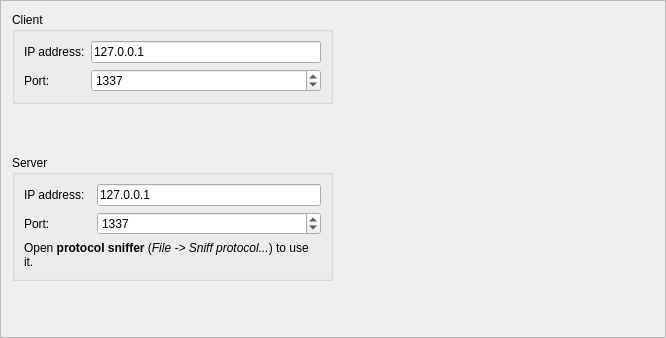
This is src/urh/plugins/NetworkSDRInterface/settings.ui in jopohl/urh as Qt 5 draws it before an edit. The edited form follows.
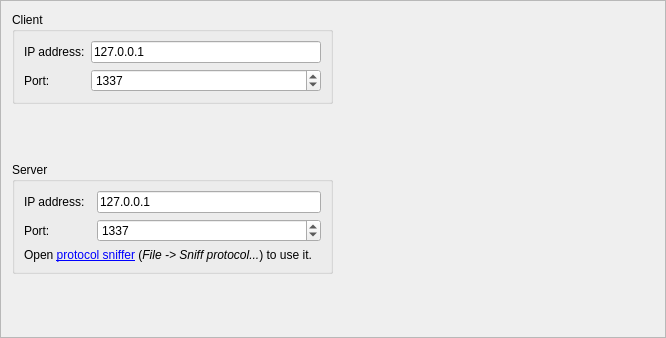
This is the edited form.

Commit message: add link to protocol sniffer in plugin options

```diff
--- a/src/urh/plugins/NetworkSDRInterface/settings.ui
+++ b/src/urh/plugins/NetworkSDRInterface/settings.ui
@@ -139,7 +139,7 @@
         <item row="2" column="0" colspan="3">
          <widget class="QLabel" name="lOpenProtoSniffer">
           <property name="text">
-           <string>&lt;html&gt;&lt;head/&gt;&lt;body&gt;&lt;p&gt;Open &lt;span style=&quot; font-weight:600;&quot;&gt;protocol sniffer&lt;/span&gt; (&lt;span style=&quot; font-style:italic;&quot;&gt;File -&amp;gt; Sniff protocol...&lt;/span&gt;) to use it.&lt;/p&gt;&lt;/body&gt;&lt;/html&gt;</string>
+           <string>&lt;html&gt;&lt;head/&gt;&lt;body&gt;&lt;p&gt;Open &lt;a href=&quot;open_proto_sniffer&quot;&gt;&lt;span style=&quot; text-decoration: underline; color:#0000ff;&quot;&gt;protocol sniffer&lt;/span&gt;&lt;/a&gt; (&lt;span style=&quot; font-style:italic;&quot;&gt;File -&amp;gt; Sniff protocol...&lt;/span&gt;) to use it.&lt;/p&gt;&lt;/body&gt;&lt;/html&gt;</string>
           </property>
           <property name="wordWrap">
            <bool>true</bool>
```
The commit also changes 2 other files.
